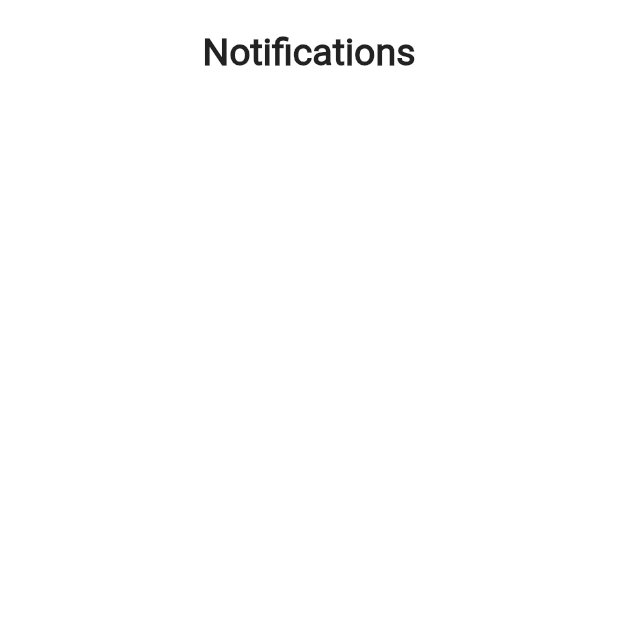
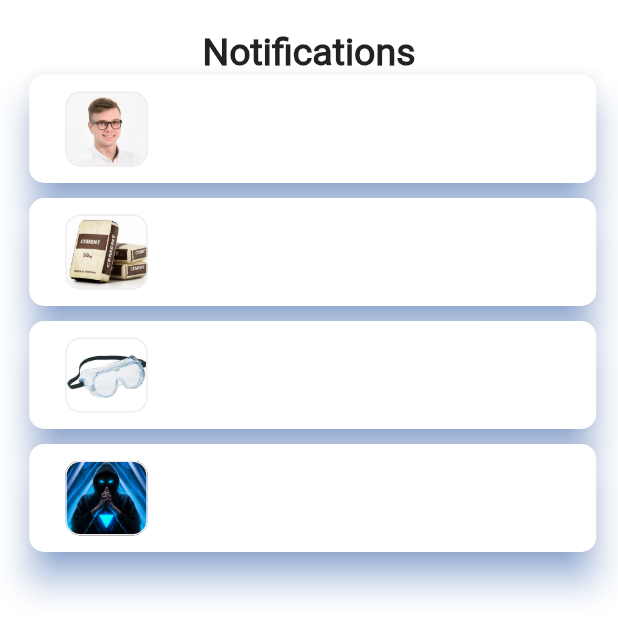
Before and after one commit to ProSiteGroup2/ProSite, a Flutter app: the Notifications screen opened by its route, on a phone screen of 412 x 824 dp. Shown: the top 639 px of the screen. Run offline on Flutter 3.47's test engine with Material 2 defaults, Android fonts, the phone set to English and light mode, and no system bars; missing offline and left inert: dart:ffi.

Commit message:
notification list created

```diff
--- /dev/null
+++ b/lib/Classes/notify.dart
@@ -0,0 +1,6 @@
+class Notify{
+  String msg;
+  String img;
+
+  Notify({required this.msg,required this.img});
+}
--- a/lib/pages/notifications.dart
+++ b/lib/pages/notifications.dart
@@ -1,4 +1,6 @@
 import 'package:flutter/material.dart';
+import 'package:group2/Classes/notify.dart';
+
 
 class Notifications extends StatefulWidget {
   const Notifications({Key? key}) : super(key: key);
@@ -10,6 +12,14 @@ class Notifications extends StatefulWidget {
 class _NotificationsState extends State<Notifications> {
   @override
   Widget build(BuildContext context) {
+
+    List<Notify> notice=[
+      Notify(msg: 'You Hired Mr.Sirisena',img: 'pro2.png'),
+      Notify(msg: 'You purchased cement',img: 'cement.png'),
+      Notify(msg: 'You purchased safety goggles',img: 'gog.jpg'),
+      Notify(msg: 'You hired Mr.Malan',img: 'worker1.jpg')
+    ];
+
     return Scaffold(
       backgroundColor: Colors.white,
       body: SafeArea(
@@ -27,7 +37,60 @@ class _NotificationsState extends State<Notifications> {
                         fontSize: 25.0
                       ),
                     ),
-                  ))
+                  ),),
+              Padding(
+                padding: const EdgeInsets.fromLTRB(5.0, 0, 0, 0),
+                child: Container(
+                  decoration: BoxDecoration(
+                    border: Border.all(color: Colors.white, width: 1),
+                    borderRadius: BorderRadius.circular(15.0),
+                  ),
+                  height: 400,
+                  width: 400,
+                  child: ListView.builder(
+                    scrollDirection: Axis.vertical,
+                    itemCount: notice.length,
+                    itemBuilder: (context, index) {
+                      return Card(
+                        // color: Colors.cyanAccent,
+                        shape: RoundedRectangleBorder(
+                          borderRadius: BorderRadius.circular(10.0),
+                        ),
+                        elevation: 10.0,
+                        shadowColor: Colors.blueAccent,
+                        margin: EdgeInsets.fromLTRB(10.0, 0, 10.0, 10.0),
+                        child: Padding(
+                          padding: const EdgeInsets.all(8.0),
+                          child: ListTile(
+                            onTap: () {},
+                            leading: Container(
+                              height: 50,
+                              width: 55,
+                              // child: Image.asset('assets/imgs/${preActivities[index].profile}'),
+                              decoration: BoxDecoration(
+                                border: Border.all(
+                                    width: 1, color: Colors.grey.shade200),
+                                borderRadius: BorderRadius.circular(10),
+                                color: Colors.white,
+                                image: DecorationImage(
+                                  image: AssetImage(
+                                      "assets/imgs/${notice[index].img}"),
+                                  fit: BoxFit.cover,
+                                ),
+                              ),
+                            ),
+                            title: Column(
+                              children: <Widget>[
+
+                              ],
+                            ),
+                          ),
+                        ),
+                      );
+                    },
+                  ),
+                ),
+              ),
             ],
           ),
         ),
```
